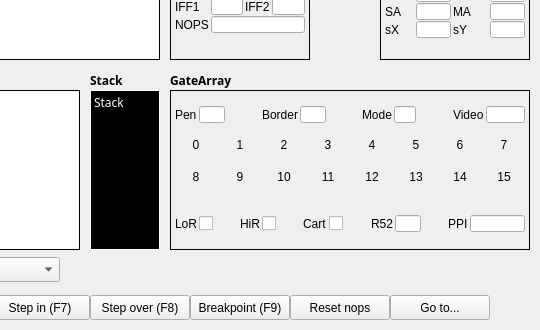
Above: Debugger.ui from abalore/Cadence before the change; both pictures show x 320 to 860 and y 210 to 540 of the 860 by 540 pixel window. Below: the same form after it.
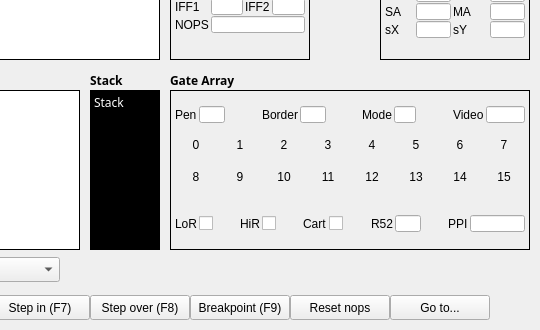
That is the form after the change.

```diff
--- a/Debugger.ui
+++ b/Debugger.ui
@@ -30,7 +30,8 @@
 QFrame#pnlZ80 QLabel, QFrame#pnlCRTC QLabel, QFrame#pnlGateArray QLabel { font-family: &quot;Ubuntu Sans Mono&quot;; font-size: 9pt; }
 QListView#listDisassembly, QListView#listMemory, QLabel#lblStack { font-family: &quot;Ubuntu Sans Mono&quot;; font-size: 9pt; }
 QListView#listDisassembly, QListView#listMemory { border: 1px solid black; }
-QLabel#lblStack { background-color: black; color: white; }</string>
+QFrame#pnlZ80, QFrame#pnlCRTC, QFrame#pnlGateArray { border: 1px solid black; }
+QLabel#lblStack { background-color: black; color: white; border: 1px solid black; }</string>
   </property>
   <property name="modal">
    <bool>false</bool>
@@ -845,7 +846,7 @@
     </font>
    </property>
    <property name="text">
-    <string>GateArray</string>
+    <string>Gate Array</string>
    </property>
   </widget>
   <widget class="QFrame" name="pnlGateArray">
```
